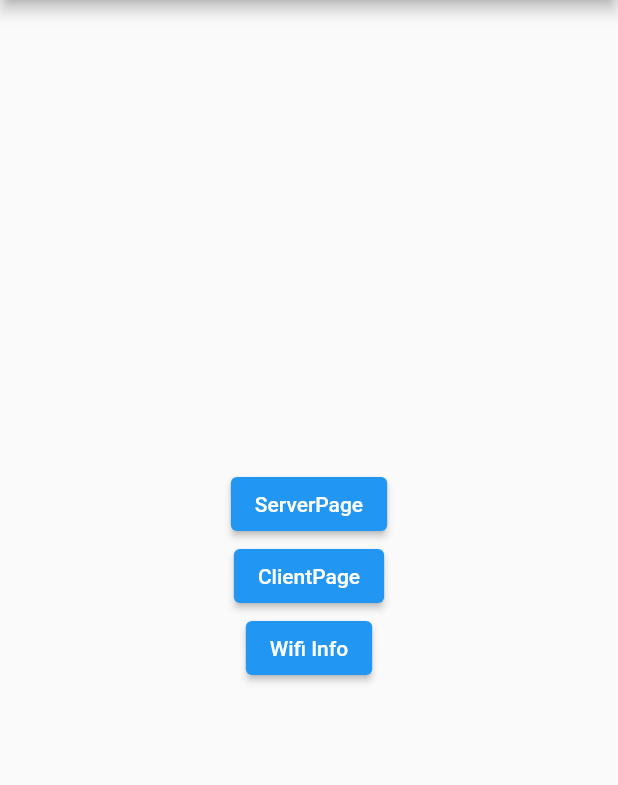
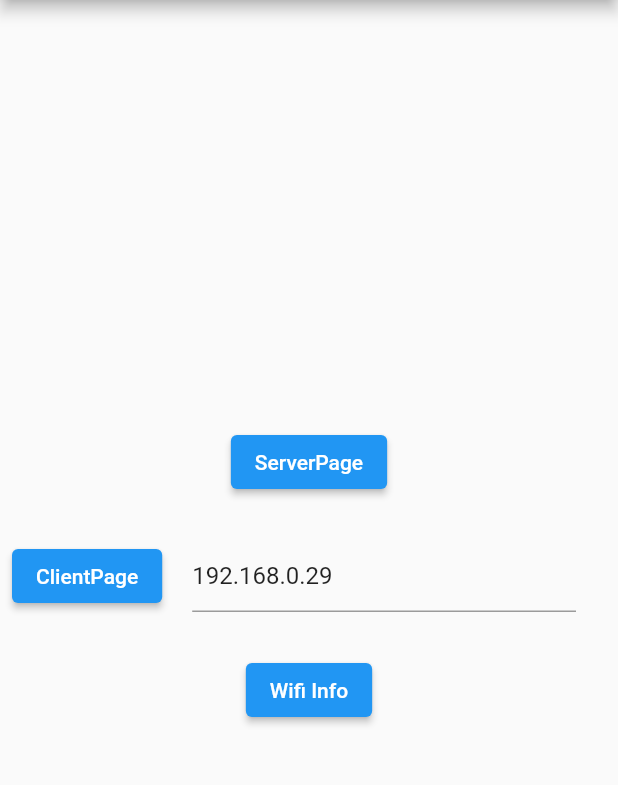
Before and after one commit to Jirokichi/FlutterStudyRepo, a Flutter app: the screen it shows after launch, on a phone screen of 412 x 824 dp, the part 84-869 px from its top. Run offline on Flutter 3.47's test engine with Material 2 defaults, Android fonts, the phone set to English and light mode, and no system bars; our stand-ins replace flutter_hooks, hooks_riverpod; missing offline and left inert: network_info_plus.

Commit message:
hostnameをユーザーが自分で設定できるようにした

```diff
--- a/first_web_socket/lib/client_page.dart
+++ b/first_web_socket/lib/client_page.dart
@@ -4,6 +4,8 @@ import 'package:flutter/material.dart';
 import 'client.dart';
 
 class ClientPage extends StatefulWidget {
+  final String hostname;
+  ClientPage({required this.hostname}) : super();
   @override
   _ClientPageState createState() => _ClientPageState();
 }
@@ -17,7 +19,7 @@ class _ClientPageState extends State<ClientPage> {
     super.initState();
 
     client = Client(
-      hostname: "192.168.0.29",
+      hostname: widget.hostname,
       port: 4040,
       onData: this.onData,
       onError: this.onError,
@@ -75,7 +77,7 @@ class _ClientPageState extends State<ClientPage> {
   Widget build(BuildContext context) {
     return Scaffold(
       appBar: AppBar(
-        title: Text('Server'),
+        title: Text('Server(Connect to ${widget.hostname})'),
         centerTitle: true,
         automaticallyImplyLeading: false,
         leading: IconButton(
--- a/first_web_socket/lib/main.dart
+++ b/first_web_socket/lib/main.dart
@@ -3,10 +3,13 @@ import 'package:first_web_socket/server_page.dart';
 import 'package:flutter/material.dart';
 import 'package:flutter/material.dart';
 import 'package:flutter_hooks/flutter_hooks.dart';
+import 'package:hooks_riverpod/hooks_riverpod.dart';
 import 'package:network_info_plus/network_info_plus.dart';
 
 void main() {
-  runApp(MyApp());
+  runApp(ProviderScope(
+    child: MyApp(),
+  ));
 }
 
 class MyApp extends HookWidget {
@@ -22,12 +25,15 @@ class MyApp extends HookWidget {
   }
 }
 
-class MyHomePage extends StatelessWidget {
+class MyHomePage extends HookWidget {
   MyHomePage({Key? key, required this.title}) : super(key: key);
   final String title;
 
   @override
   Widget build(BuildContext context) {
+    final myIP = useState("");
+    final controller = useTextEditingController(text: "192.168.0.29");
+
     return Scaffold(
       appBar: AppBar(
         title: Text(title),
@@ -43,12 +49,31 @@ class MyHomePage extends StatelessWidget {
               },
               child: Text("ServerPage"),
             ),
-            ElevatedButton(
-              onPressed: () {
-                Navigator.push(context,
-                    MaterialPageRoute(builder: (context) => ClientPage()));
-              },
-              child: Text("ClientPage"),
+            Padding(
+              padding: const EdgeInsets.all(8.0),
+              child: Row(
+                children: [
+                  ElevatedButton(
+                    onPressed: () {
+                      Navigator.push(
+                          context,
+                          MaterialPageRoute(
+                              builder: (context) => ClientPage(
+                                    hostname: controller.text,
+                                  )));
+                    },
+                    child: Text("ClientPage"),
+                  ),
+                  Expanded(
+                    child: Padding(
+                      padding: const EdgeInsets.all(20.0),
+                      child: TextFormField(
+                        controller: controller,
+                      ),
+                    ),
+                  ),
+                ],
+              ),
             ),
             ElevatedButton(
               onPressed: () async {
@@ -57,11 +82,13 @@ class MyHomePage extends StatelessWidget {
                 // var wifiName = await (NetworkInfo().getWifiName());
                 // print(wifiBSSID);
                 print(wifiIP);
+                myIP.value = wifiIP ?? "";
                 ScaffoldMessenger.of(context)
                     .showSnackBar(SnackBar(content: Text("$wifiIP")));
                 // print(wifiName);
               },
-              child: Text("Wifi Info"),
+              child: Text(
+                  "Wifi Info${myIP.value.toString().isEmpty ? "" : "(${myIP.value.toString()})"}"),
             ),
           ],
         ),
```
